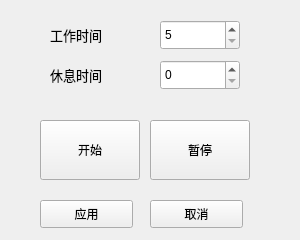
Before: the Qt Designer form widget.ui in kongweizhen/RestWall, drawn with Qt 5.
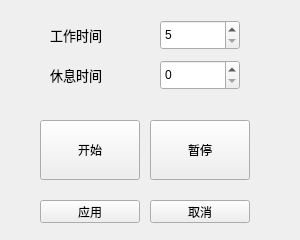
After: the same form once the commit is applied. Icons and pictures are not drawn.

Patch:
```diff
--- a/widget.ui
+++ b/widget.ui
@@ -53,32 +53,6 @@
     <string>休息时间</string>
    </property>
   </widget>
-  <widget class="QPushButton" name="BtnApply">
-   <property name="geometry">
-    <rect>
-     <x>40</x>
-     <y>200</y>
-     <width>93</width>
-     <height>28</height>
-    </rect>
-   </property>
-   <property name="text">
-    <string>应用</string>
-   </property>
-  </widget>
-  <widget class="QPushButton" name="BtnCancel">
-   <property name="geometry">
-    <rect>
-     <x>150</x>
-     <y>200</y>
-     <width>93</width>
-     <height>28</height>
-    </rect>
-   </property>
-   <property name="text">
-    <string>取消</string>
-   </property>
-  </widget>
   <widget class="QSpinBox" name="spinWork">
    <property name="geometry">
     <rect>
@@ -134,6 +108,32 @@
     <string>暂停</string>
    </property>
   </widget>
+  <widget class="QPushButton" name="ApplyBtn">
+   <property name="geometry">
+    <rect>
+     <x>40</x>
+     <y>200</y>
+     <width>100</width>
+     <height>23</height>
+    </rect>
+   </property>
+   <property name="text">
+    <string>应用</string>
+   </property>
+  </widget>
+  <widget class="QPushButton" name="CancelBtn">
+   <property name="geometry">
+    <rect>
+     <x>150</x>
+     <y>200</y>
+     <width>100</width>
+     <height>23</height>
+    </rect>
+   </property>
+   <property name="text">
+    <string>取消</string>
+   </property>
+  </widget>
  </widget>
  <layoutdefault spacing="6" margin="11"/>
  <resources>
```
